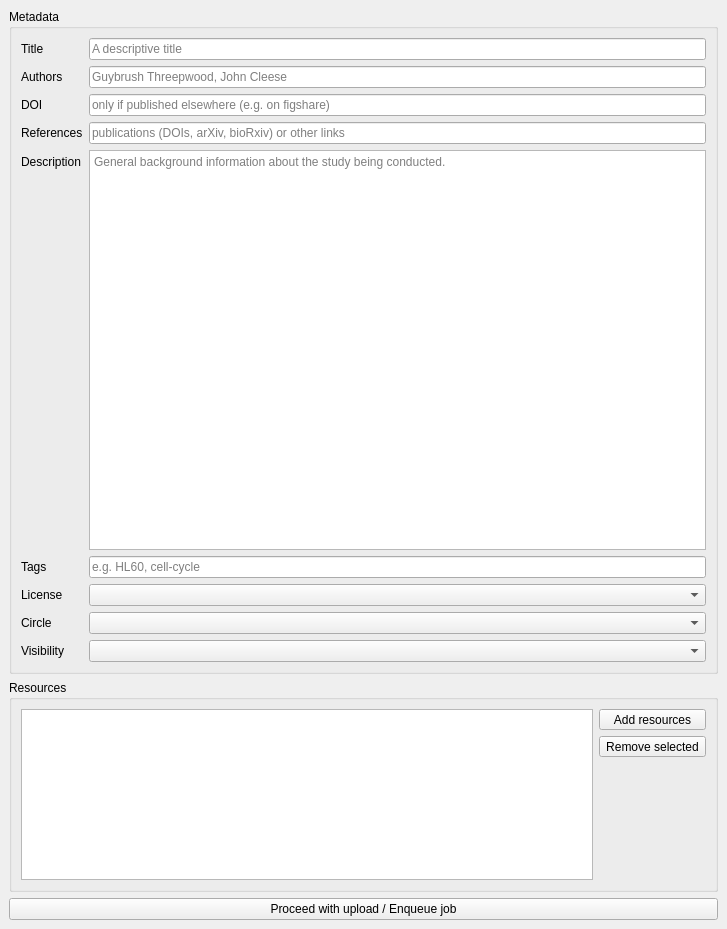
Before: the Qt Designer form dcoraid/gui/upload/dlg_upload.ui in DCOR-dev/DCOR-Aid, drawn with Qt 5.
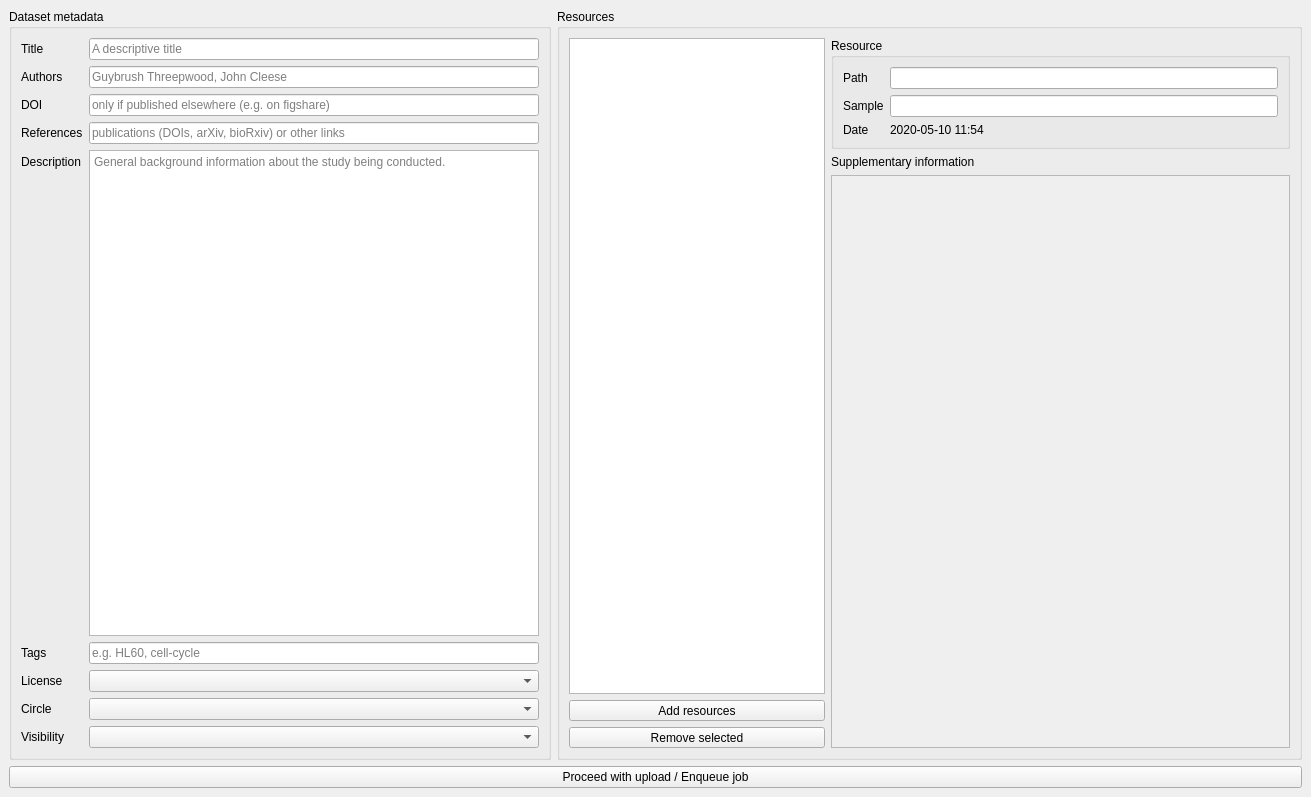
After: the same form once the commit is applied. Custom widgets are drawn as their Qt base class.

Commit message: ground work for supplementary resource schema, update fontawesome icons, minor fixes

What changed in the file:
```diff
--- a/dcoraid/gui/upload/dlg_upload.ui
+++ b/dcoraid/gui/upload/dlg_upload.ui
@@ -6,8 +6,8 @@
    <rect>
     <x>0</x>
     <y>0</y>
-    <width>727</width>
-    <height>929</height>
+    <width>1311</width>
+    <height>797</height>
    </rect>
   </property>
   <property name="windowTitle">
@@ -28,9 +28,14 @@
      <number>9</number>
     </property>
     <item>
+     <layout class="QHBoxLayout" name="horizontalLayout_2">
+      <property name="bottomMargin">
+       <number>0</number>
+      </property>
+      <item>
      <widget class="QGroupBox" name="groupBox">
       <property name="title">
-       <string>Metadata</string>
+         <string>Dataset metadata</string>
       </property>
       <layout class="QVBoxLayout" name="verticalLayout_2">
        <item>
@@ -44,6 +49,12 @@
          </item>
          <item row="0" column="1">
           <widget class="QLineEdit" name="lineEdit_title">
+             <property name="sizePolicy">
+              <sizepolicy hsizetype="Preferred" vsizetype="Fixed">
+               <horstretch>0</horstretch>
+               <verstretch>0</verstretch>
+              </sizepolicy>
+             </property>
            <property name="placeholderText">
             <string>A descriptive title</string>
            </property>
@@ -58,6 +69,12 @@
          </item>
          <item row="1" column="1">
           <widget class="QLineEdit" name="lineEdit_authors">
+             <property name="sizePolicy">
+              <sizepolicy hsizetype="Preferred" vsizetype="Fixed">
+               <horstretch>0</horstretch>
+               <verstretch>0</verstretch>
+              </sizepolicy>
+             </property>
            <property name="placeholderText">
             <string>Guybrush Threepwood, John Cleese</string>
            </property>
@@ -72,6 +89,12 @@
          </item>
          <item row="2" column="1">
           <widget class="QLineEdit" name="lineEdit_doi">
+             <property name="sizePolicy">
+              <sizepolicy hsizetype="Preferred" vsizetype="Fixed">
+               <horstretch>0</horstretch>
+               <verstretch>0</verstretch>
+              </sizepolicy>
+             </property>
            <property name="placeholderText">
             <string>only if published elsewhere (e.g. on figshare)</string>
            </property>
@@ -86,6 +109,12 @@
          </item>
          <item row="3" column="1">
           <widget class="QLineEdit" name="lineEdit_references">
+             <property name="sizePolicy">
+              <sizepolicy hsizetype="Preferred" vsizetype="Fixed">
+               <horstretch>0</horstretch>
+               <verstretch>0</verstretch>
+              </sizepolicy>
+             </property>
            <property name="placeholderText">
             <string>publications (DOIs, arXiv, bioRxiv) or other links</string>
            </property>
@@ -100,9 +129,15 @@
          </item>
          <item row="4" column="1">
           <widget class="QPlainTextEdit" name="plainTextEdit_notes">
+             <property name="sizePolicy">
+              <sizepolicy hsizetype="Preferred" vsizetype="Expanding">
+               <horstretch>0</horstretch>
+               <verstretch>0</verstretch>
+              </sizepolicy>
+             </property>
            <property name="minimumSize">
             <size>
-             <width>0</width>
+               <width>450</width>
              <height>400</height>
             </size>
            </property>
@@ -120,6 +155,12 @@
          </item>
          <item row="5" column="1">
           <widget class="QLineEdit" name="lineEdit_tags">
+             <property name="sizePolicy">
+              <sizepolicy hsizetype="Preferred" vsizetype="Fixed">
+               <horstretch>0</horstretch>
+               <verstretch>0</verstretch>
+              </sizepolicy>
+             </property>
            <property name="placeholderText">
             <string>e.g. HL60, cell-cycle</string>
            </property>
@@ -162,12 +203,29 @@
     </item>
     <item>
      <widget class="QGroupBox" name="groupBox_2">
+        <property name="sizePolicy">
+         <sizepolicy hsizetype="Expanding" vsizetype="Preferred">
+          <horstretch>0</horstretch>
+          <verstretch>0</verstretch>
+         </sizepolicy>
+        </property>
       <property name="title">
        <string>Resources</string>
       </property>
       <layout class="QHBoxLayout" name="horizontalLayout">
        <item>
+          <layout class="QVBoxLayout" name="verticalLayout_4">
+           <property name="rightMargin">
+            <number>0</number>
+           </property>
+           <item>
         <widget class="QListWidget" name="listWidget_resources">
+             <property name="sizePolicy">
+              <sizepolicy hsizetype="Preferred" vsizetype="Expanding">
+               <horstretch>0</horstretch>
+               <verstretch>0</verstretch>
+              </sizepolicy>
+             </property>
          <property name="selectionMode">
           <enum>QAbstractItemView::MultiSelection</enum>
          </property>
@@ -177,11 +235,6 @@
         </widget>
        </item>
        <item>
-        <layout class="QVBoxLayout" name="verticalLayout_3">
-         <property name="rightMargin">
-          <number>0</number>
-         </property>
-         <item>
           <widget class="QToolButton" name="toolButton_add">
            <property name="sizePolicy">
             <sizepolicy hsizetype="Preferred" vsizetype="Fixed">
@@ -207,23 +260,121 @@
            </property>
           </widget>
          </item>
+          </layout>
+         </item>
          <item>
-          <spacer name="verticalSpacer">
-           <property name="orientation">
-            <enum>Qt::Vertical</enum>
+          <layout class="QVBoxLayout" name="verticalLayout_3">
+           <property name="rightMargin">
+            <number>0</number>
            </property>
-           <property name="sizeHint" stdset="0">
-            <size>
-             <width>20</width>
-             <height>40</height>
-            </size>
-           </property>
-          </spacer>
-         </item>
-        </layout>
-       </item>
-      </layout>
-     </widget>
+           <item>
+            <widget class="QGroupBox" name="groupBox_res_info">
+             <property name="title">
+              <string>Resource</string>
+             </property>
+             <layout class="QFormLayout" name="formLayout_2">
+              <item row="0" column="0">
+               <widget class="QLabel" name="label_10">
+                <property name="text">
+                 <string>Path</string>
+                </property>
+               </widget>
+              </item>
+              <item row="1" column="0">
+               <widget class="QLabel" name="label_11">
+                <property name="text">
+                 <string>Sample</string>
+                </property>
+               </widget>
+              </item>
+              <item row="2" column="0">
+               <widget class="QLabel" name="label_12">
+                <property name="text">
+                 <string>Date</string>
+                </property>
+               </widget>
+              </item>
+              <item row="0" column="1">
+               <widget class="QLineEdit" name="lineEdit_res_path">
+                <property name="frame">
+                 <bool>true</bool>
+                </property>
+                <property name="readOnly">
+                 <bool>true</bool>
+                </property>
+               </widget>
+              </item>
+              <item row="1" column="1">
+               <widget class="QLineEdit" name="lineEdit_res_sample">
+                <property name="frame">
+                 <bool>true</bool>
+                </property>
+                <property name="readOnly">
+                 <bool>true</bool>
+                </property>
+               </widget>
+              </item>
+              <item row="2" column="1">
+               <widget class="QLabel" name="label_res_date">
+                <property name="text">
+                 <string>2020-05-10 11:54</string>
+                </property>
+               </widget>
+              </item>
+             </layout>
+            </widget>
+           </item>
+           <item>
+            <widget class="QLabel" name="label_13">
+             <property name="text">
+              <string>Supplementary information</string>
+             </property>
+            </widget>
+           </item>
+           <item>
+            <widget class="QScrollArea" name="scrollArea">
+             <property name="widgetResizable">
+              <bool>true</bool>
+             </property>
+             <widget class="QWidget" name="scrollAreaWidgetContents">
+              <property name="geometry">
+               <rect>
+                <x>0</x>
+                <y>0</y>
+                <width>432</width>
+                <height>546</height>
+               </rect>
+              </property>
+              <layout class="QVBoxLayout" name="verticalLayout_6">
+               <property name="leftMargin">
+                <number>0</number>
+               </property>
+               <property name="topMargin">
+                <number>0</number>
+               </property>
+               <property name="bottomMargin">
+                <number>0</number>
+               </property>
+               <item>
+                <widget class="SchemaWidget" name="widget_schema" native="true">
+                 <property name="sizePolicy">
+                  <sizepolicy hsizetype="Preferred" vsizetype="Expanding">
+                   <horstretch>0</horstretch>
+                   <verstretch>0</verstretch>
+                  </sizepolicy>
+                 </property>
+                </widget>
+               </item>
+              </layout>
+             </widget>
+            </widget>
+           </item>
+          </layout>
+         </item>
+        </layout>
+       </widget>
+      </item>
+     </layout>
     </item>
     <item>
      <widget class="QPushButton" name="pushButton_proceed">
@@ -235,6 +386,14 @@
    </layout>
   </widget>
  </widget>
+ <customwidgets>
+  <customwidget>
+   <class>SchemaWidget</class>
+   <extends>QWidget</extends>
+   <header>dcoraid.gui.upload.widget_schema</header>
+   <container>1</container>
+  </customwidget>
+ </customwidgets>
  <resources/>
  <connections/>
 </ui>
```
Lines whose indentation alone changed are shown as unchanged. The commit also changes 22 other files.
